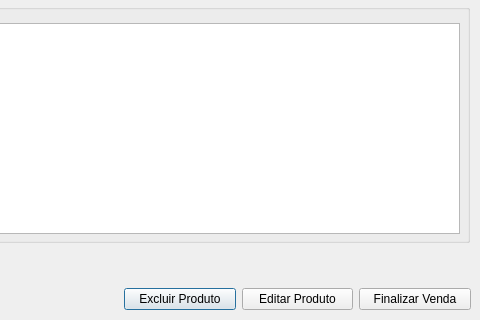
Above: frm_novavenda.ui from ustop0/TCC before the change; both pictures show x 301 to 781 and y 367 to 687 of the 781 by 687 pixel window. Below: the same form after it.
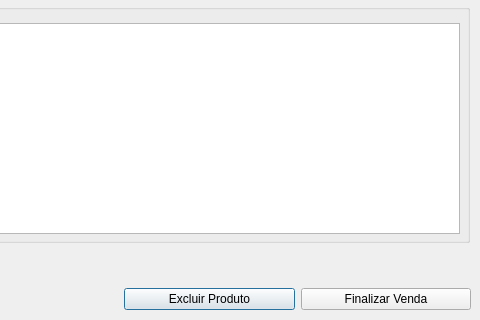
That is the form after the change.

Commit message:
Finalizar venda implementado
Serão necessários vários testes de validação, devido ao prazo de entrega para esse trabalho a lógica talvez deixe a desejar em alguns pontos

What changed in the file:
```diff
--- a/frm_novavenda.ui
+++ b/frm_novavenda.ui
@@ -118,13 +118,6 @@
       </property>
      </widget>
     </item>
-    <item>
-     <widget class="QPushButton" name="btn_editarproduto">
-      <property name="text">
-       <string>Editar Produto</string>
-      </property>
-     </widget>
-    </item>
     <item>
      <widget class="QPushButton" name="btn_finalizarvenda">
       <property name="text">
```
The commit also changes 2 other files.
